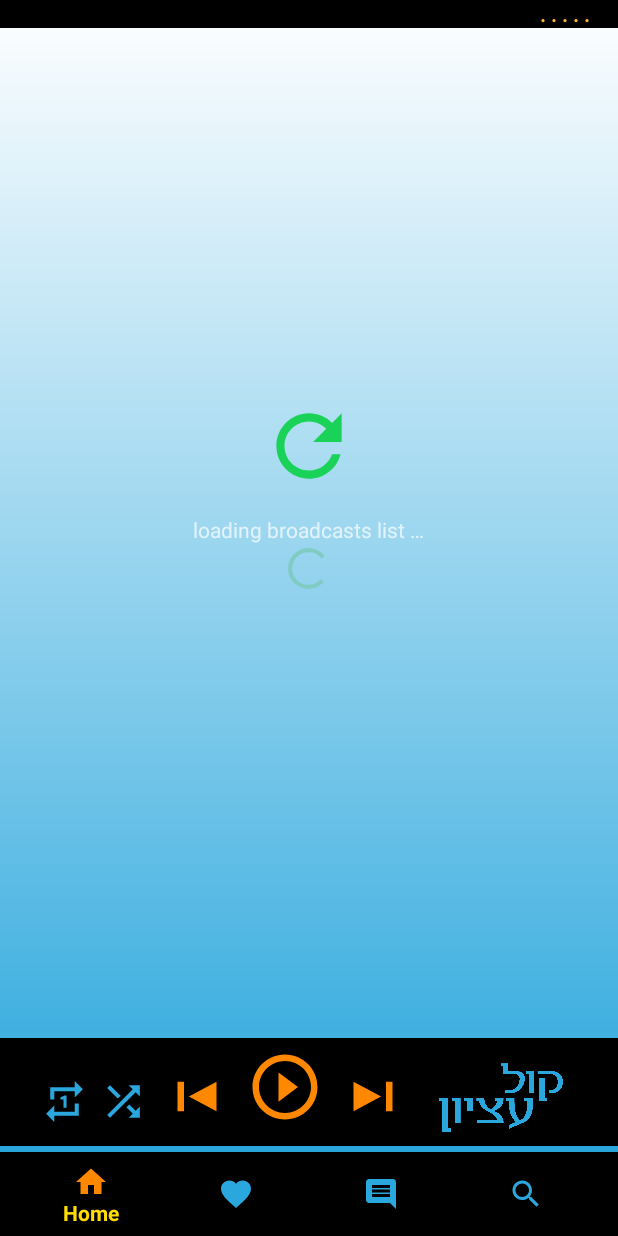
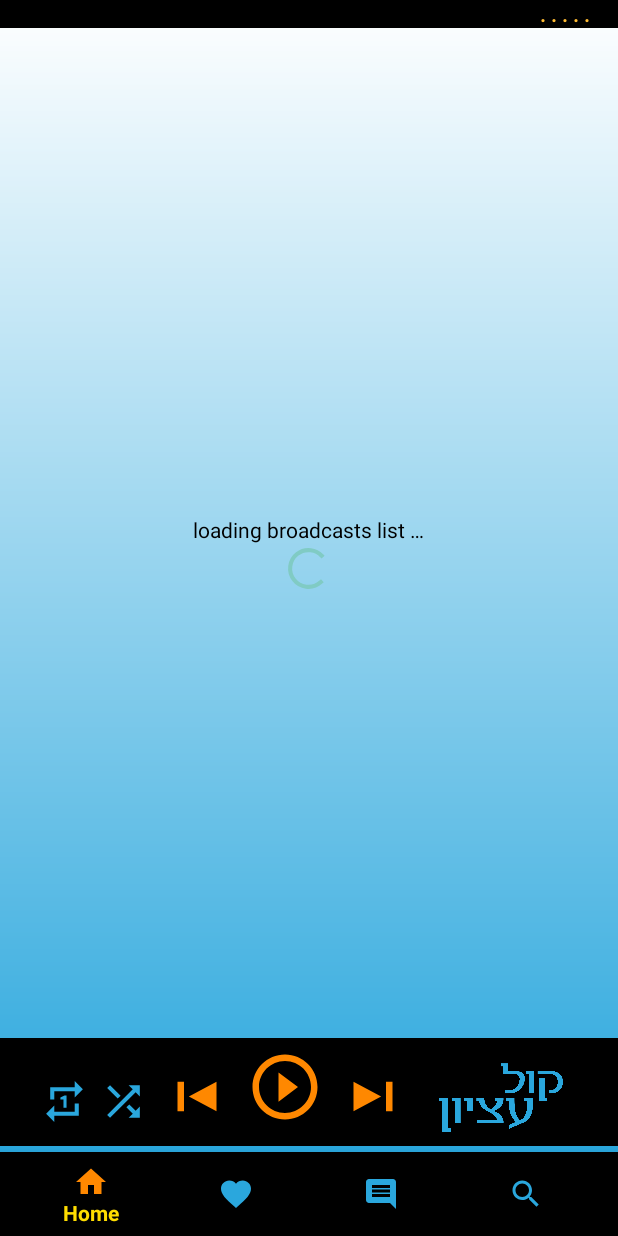
Before and after one commit to owisezoubi/RadioApplication, an Android app: the HomeFragment screen opened directly, with no data from a screen before it, on a phone screen of 412 x 824 dp. Run offline under Robolectric (Android 15) with nearby library versions, the phone set to English and light mode, and no system bars; our stand-ins replace sdp/ssp sizes; libraries missing offline, so code that uses them is left out: com.cloudant.sync, com.miguelcatalan.materialsearchview; 5 statements that could not run were skipped.

Commit message:
search adjustments (code + layout)

```diff
--- a/app/src/main/java/com/hackathon/radioetzionapp/Data/Defaults.java
+++ b/app/src/main/java/com/hackathon/radioetzionapp/Data/Defaults.java
@@ -36,10 +36,13 @@ public class Defaults {
 
     ///////////////////////////////////////////////////////////////////////////////////////
 
-    // GLOBAL Static VARIABLES //
+    // GLOBAL Static VARIABLES // which store data cached from cloudAnt db //
     // (to be accessed & changed from every class / activity / fragment) as needed //
     public static List<BroadcastDataClass> dataList = new ArrayList<>();
-    public static String serverURL ="";
-    public static List<String> searchSuggestions = new ArrayList<>();
+    public static String serverURL = ""; // where media is stored
+    public static List<String> searchSuggestions = new ArrayList<>(); // sub-list of dataList
+    public static String docname = ""; // extra
+    public static List<String> notesList = new ArrayList<>(); // extras
+
 
 }
--- a/app/src/main/java/com/hackathon/radioetzionapp/Fragments/HomeFragment.java
+++ b/app/src/main/java/com/hackathon/radioetzionapp/Fragments/HomeFragment.java
@@ -10,6 +10,7 @@ import android.os.SystemClock;
 import android.support.annotation.NonNull;
 import android.support.annotation.Nullable;
 import android.support.v4.app.Fragment;
+import android.util.Log;
 import android.view.LayoutInflater;
 import android.view.View;
 import android.view.ViewGroup;
@@ -52,7 +53,6 @@ public class HomeFragment extends Fragment implements Animation.AnimationListene
 
     public static int currentTrackIndex; // current playing track index (in datalist)
     public static String currentTrackTitle;
-    public static int currentTrackTimePosition; // current track's position in milliseconds
 
     ////////////////////////////////////////////////////////////////////
 
@@ -306,10 +306,7 @@ public class HomeFragment extends Fragment implements Animation.AnimationListene
         if (!Utils.hasInternet(context)) // if no internet connection, no need to continue
         {
             Utils.displayMsg(context.getString(R.string.no_internet), rootView);
-            //Log.e("errdata", context.getString(R.string.no_internet));
-
             requestInternetConnection();
-
             return;
         }
 
@@ -329,10 +326,6 @@ public class HomeFragment extends Fragment implements Animation.AnimationListene
 
         if (uri == null || ds == null) {
             Utils.displayMsg(context.getString(R.string.error_getting_docstore_1), rootView);
-
-            //Log.e("errdata",context.getString(R.string.error_getting_docstore_1)+"\n"+
-            //"uri:"+uri+"\n"+"ds:"+ds);
-
             return;
         }
 
@@ -365,13 +358,11 @@ public class HomeFragment extends Fragment implements Animation.AnimationListene
             @Override
             protected void onPostExecute(Replicator.State result) {
                 super.onPostExecute(result);
-                //Log.e("errdata",result.name());
                 if (result != Replicator.State.COMPLETE) {
                     Utils.displayMsg(contextTmp.getString(R.string.error_getting_docstore_2), rootView);
-                    //Log.e("errdata",contextTmp.getString(R.string.error_getting_docstore_2));
                 } else {
                     // all is ok, we have local DocStore
-                    // time to set serverURL && fill up data list
+                    // time to set serverURL && fill up data list && extras
 
                     DocumentRevision retrieved = null;
                     try {
@@ -384,10 +375,11 @@ public class HomeFragment extends Fragment implements Animation.AnimationListene
 
                     if (retrieved == null) {
                         Utils.displayMsg(contextTmp.getString(R.string.error_getting_docstore_3), rootView);
-                        //Log.e("errdata",contextTmp.getString(R.string.error_getting_docstore_3));
                         return;
                     }
 
+                    // storing db data into local objects & lists
+                    setExtras(retrieved);
                     setServerURL(retrieved);
                     setDataList(retrieved);
 
@@ -399,6 +391,7 @@ public class HomeFragment extends Fragment implements Animation.AnimationListene
             }
         }.execute();
     }
+
 
     private void finishLoadingEffects() {
         txtLoadingList.setVisibility(View.INVISIBLE);
@@ -417,10 +410,22 @@ public class HomeFragment extends Fragment implements Animation.AnimationListene
     }
 
 
+    private void setExtras(DocumentRevision rev) {
+        // internal use //
+        Defaults.docname = (String) (rev.getBody().asMap().get(Defaults.BroadcastDoc_Key_docname));
+        Defaults.notesList.add((String) rev.getBody().asMap().get(Defaults.BroadcastDoc_Key_note01));
+        Defaults.notesList.add((String) rev.getBody().asMap().get(Defaults.BroadcastDoc_Key_note02));
+        Defaults.notesList.add((String) rev.getBody().asMap().get(Defaults.BroadcastDoc_Key_note03));
+    }
+
     private void setServerURL(DocumentRevision rev) {
         Defaults.serverURL = (String) (rev.getBody().asMap().get(Defaults.BroadcastDoc_Key_serverURL));
 
-        //Log.e("errdata","serverURL:"+this.serverURL);
+        Log.e("some info ... ", "\n" + Defaults.serverURL +
+                "\n" + Defaults.docname +
+                "\n" + Defaults.notesList.get(0) +
+                "\n" + Defaults.notesList.get(1) +
+                "\n" + Defaults.notesList.get(2));
     }
 
     private void setDataList(DocumentRevision rev) {
--- a/app/src/main/java/com/hackathon/radioetzionapp/Fragments/SearchFragment.java
+++ b/app/src/main/java/com/hackathon/radioetzionapp/Fragments/SearchFragment.java
@@ -1,7 +1,6 @@
 package com.hackathon.radioetzionapp.Fragments;
 
 import android.content.Context;
-import android.graphics.Color;
 import android.os.Bundle;
 import android.support.annotation.NonNull;
 import android.support.annotation.Nullable;
@@ -29,6 +28,7 @@ public class SearchFragment extends Fragment {
     Toolbar toolbar;
     Context context;
     ListView listView;
+    ArrayAdapter<String> arrayAdapter;
     MaterialSearchView mMaterialSearchView;
 
     @Override
@@ -38,10 +38,11 @@ public class SearchFragment extends Fragment {
             // clear action bar // hide //
             ((AppCompatActivity) getActivity()).setSupportActionBar(null);
         } else {
-
-            context = getActivity();
-            setSearch();
-            setListView();
+            // show action bar //
+            toolbar = rootView.findViewById(R.id.searchToolbar);
+            ((AppCompatActivity) getActivity()).setSupportActionBar(toolbar);
+            // refresh/reset adapter  // in case there was no internet at onStart //
+            setSearchPointers();
         }
     }
 
@@ -57,7 +58,9 @@ public class SearchFragment extends Fragment {
     public void onStart() {
         super.onStart();
 
-
+        context = getActivity();
+        setSearch();
+        setListView();
     }
 
     private void setListView() {
@@ -79,24 +82,19 @@ public class SearchFragment extends Fragment {
         // source:  https://github.com/MiguelCatalan/MaterialSearchView
 
 
-        // show action bar
-        toolbar = rootView.findViewById(R.id.searchToolbar);
-        ((AppCompatActivity) getActivity()).setSupportActionBar(toolbar);
-        toolbar.setTitle(getString(R.string.title_search));
+        setSearchPointers();
+        setSearchListeners();
+    }
 
-        toolbar.setBackgroundColor(Color.BLACK);
-        toolbar.setTitleTextColor(Color.WHITE);
-        //toolbar.setTextDirection(View.TEXT_DIRECTION_LOCALE);
+    private void setSearchPointers() {
+        mMaterialSearchView = rootView.findViewById(R.id.searchView);
+        listView = rootView.findViewById(R.id.listSearchItems);
+        arrayAdapter = new ArrayAdapter<>(context, android.R.layout.simple_list_item_1,
+                Defaults.searchSuggestions);
+        listView.setAdapter(arrayAdapter);
+    }
 
-
-        mMaterialSearchView = rootView.findViewById(R.id.searchView);
-        //mMaterialSearchView.setSuggestions(SUGGESTION);
-
-        listView = rootView.findViewById(R.id.listSearchItems);
-        final ArrayAdapter<String> arrayAdapter = new ArrayAdapter<>(context,
-                android.R.layout.simple_list_item_1, Defaults.searchSuggestions);
-        listView.setAdapter(arrayAdapter);
-
+    private void setSearchListeners() {
         mMaterialSearchView.setOnSearchViewListener(new MaterialSearchView.SearchViewListener() {
             @Override
             public void onSearchViewShown() {
@@ -135,9 +133,9 @@ public class SearchFragment extends Fragment {
                 return false;
             }
         });
+    }
 
 
-    }
 
     @Override
     public void onCreateOptionsMenu(Menu menu, MenuInflater inflater) {
--- a/app/src/main/res/layout/fragment_home.xml
+++ b/app/src/main/res/layout/fragment_home.xml
@@ -44,6 +44,7 @@
 
         <TextView
             android:id="@+id/txtLoadingBroadcasts"
+            android:textColor="@color/navbar_back_color"
             android:layout_width="wrap_content"
             android:layout_height="wrap_content"
             android:text="@string/loading_broadcasts"
@@ -76,7 +77,7 @@
             android:scaleType="fitXY"
             android:tint="@color/colorAccent"
             android:background="@null"
-            android:visibility="visible" />
+            android:visibility="invisible" />
     </RelativeLayout>
 
     <LinearLayout
```
Also changed, not shown: app/src/main/res/drawable/ic_music_suggestion.xml (added, +9 -0 lines), app/src/main/res/layout/fragment_search.xml (+5 -8 lines), app/src/main/res/values/styles.xml (+21 -0 lines).
